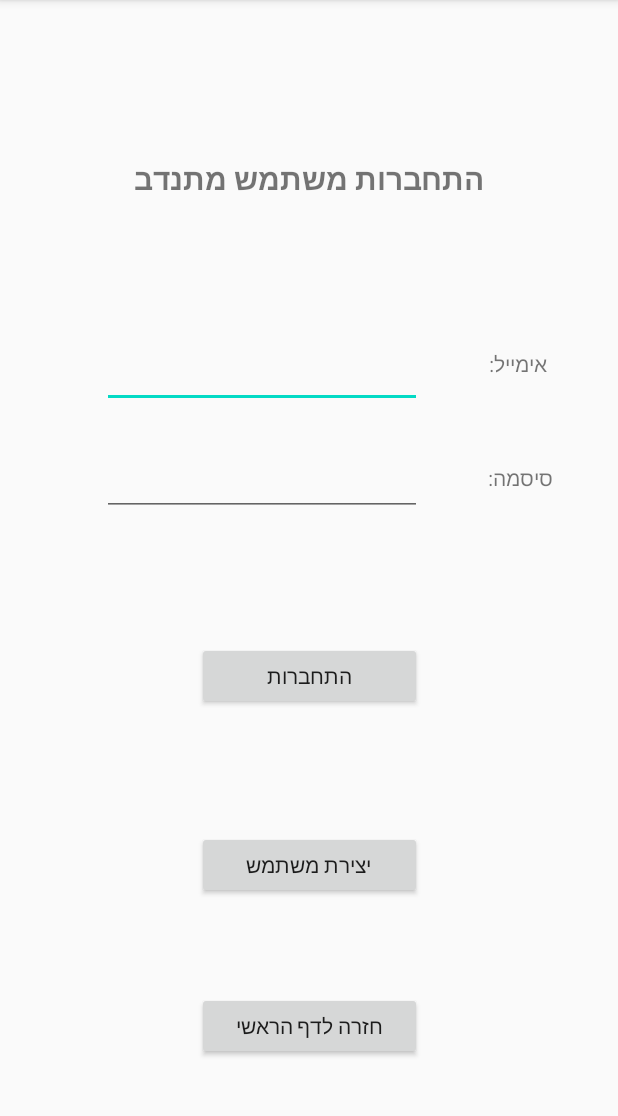
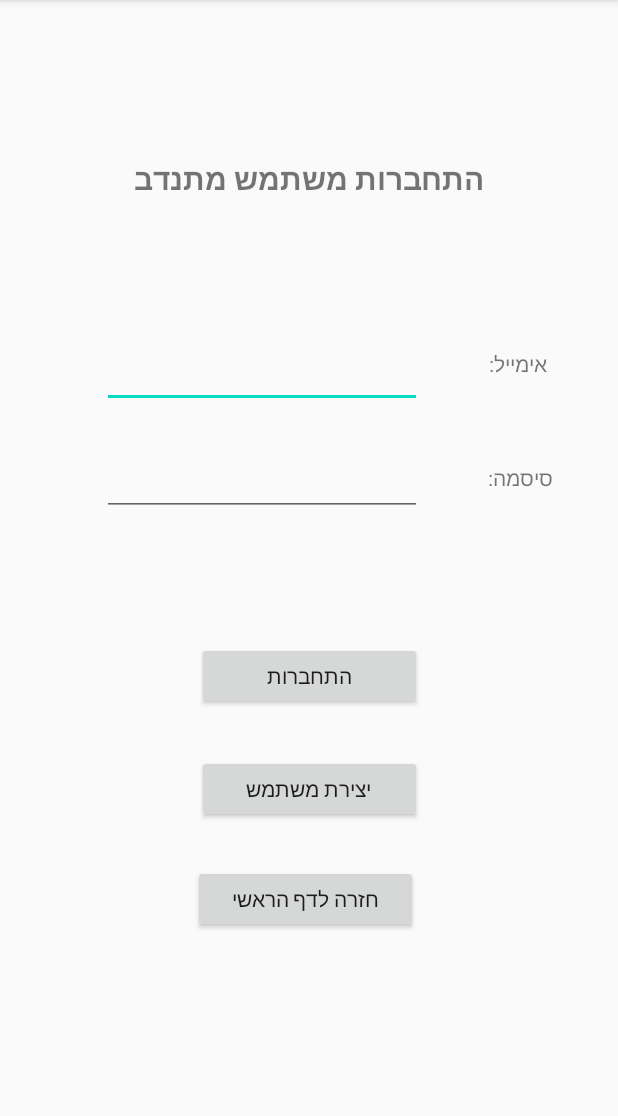
Before and after one commit to LielBerniker/volentake, an Android app: the VolunteerLogIn screen opened directly, with no data from a screen before it, on a phone screen of 412 x 824 dp, the part 84-1200 px from its top. Run offline under Robolectric (Android 15) with nearby library versions, the phone set to English and light mode, and no system bars.

Commit message:
improve design in VolunteerLogin page

```diff
--- a/app/src/main/java/com/example/volentake/VolunteerLogIn.java
+++ b/app/src/main/java/com/example/volentake/VolunteerLogIn.java
@@ -4,12 +4,18 @@ import android.content.Intent;
 import android.support.v7.app.AppCompatActivity;
 import android.os.Bundle;
 import android.widget.Button;
+import android.widget.TextView;
 
 public class VolunteerLogIn extends AppCompatActivity {
 
+    // buttons
     private Button volunteerLoginBtn;
     private Button volunteerCreateUser;
     private Button volunteerLoginBack;
+
+    // insert details for user signIn
+    private TextView volunteerEmailEditText;
+    private TextView volunteerPasswordEditText;
 
     @Override
     protected void onCreate(Bundle savedInstanceState) {
@@ -20,7 +26,16 @@ public class VolunteerLogIn extends AppCompatActivity {
         volunteerCreateUser = (Button) findViewById(R.id.volunteercreateuser);
         volunteerLoginBack = (Button) findViewById(R.id.volunteerloginback);
 
+        volunteerEmailEditText = (TextView) findViewById(R.id.emailtext);
+        volunteerPasswordEditText = (TextView) findViewById(R.id.passwordtext);
+
         volunteerLoginBtn.setOnClickListener(view -> {
+
+            // checking validate of user details with firebase database - email + password
+            // ***
+            String email = volunteerEmailEditText.getText().toString();
+            String password = volunteerPasswordEditText.getText().toString();
+
             Intent intent = new Intent(VolunteerLogIn.this, VolunteerPage.class);
             startActivity(intent);
         });
--- a/app/src/main/res/layout/activity_volunteer_log_in.xml
+++ b/app/src/main/res/layout/activity_volunteer_log_in.xml
@@ -40,7 +40,8 @@
         app:layout_constraintEnd_toEndOf="parent"
         app:layout_constraintHorizontal_bias="0.501"
         app:layout_constraintStart_toStartOf="parent"
-        app:layout_constraintTop_toBottomOf="@+id/volunteerloginbtn" />
+        app:layout_constraintTop_toBottomOf="@+id/volunteerloginbtn"
+        app:layout_constraintVertical_bias="0.184" />
 
     <Button
         android:id="@+id/volunteerloginback"
@@ -49,8 +50,10 @@
         android:text="@string/volunteerloginback"
         app:layout_constraintBottom_toBottomOf="parent"
         app:layout_constraintEnd_toEndOf="parent"
+        app:layout_constraintHorizontal_bias="0.49"
         app:layout_constraintStart_toStartOf="parent"
-        app:layout_constraintTop_toBottomOf="@+id/volunteercreateuser" />
+        app:layout_constraintTop_toBottomOf="@+id/volunteercreateuser"
+        app:layout_constraintVertical_bias="0.16" />
 
     <EditText
         android:id="@+id/volunteeruseremail"
```
